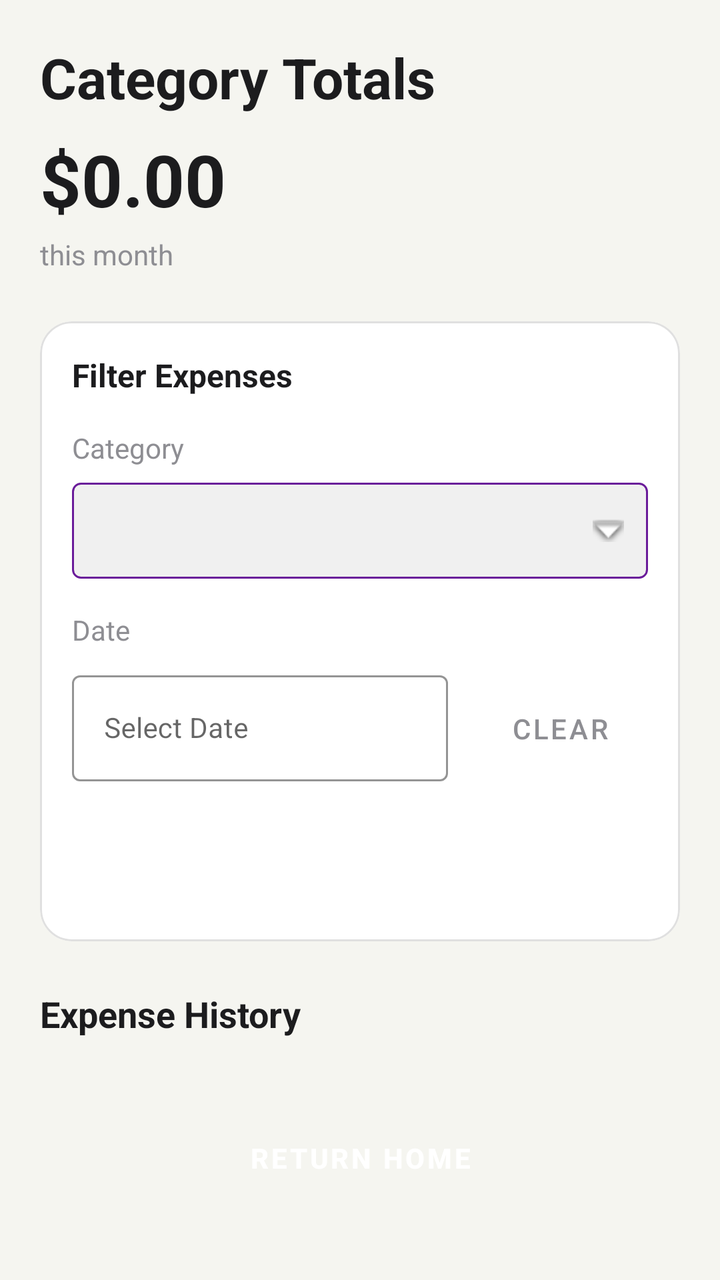
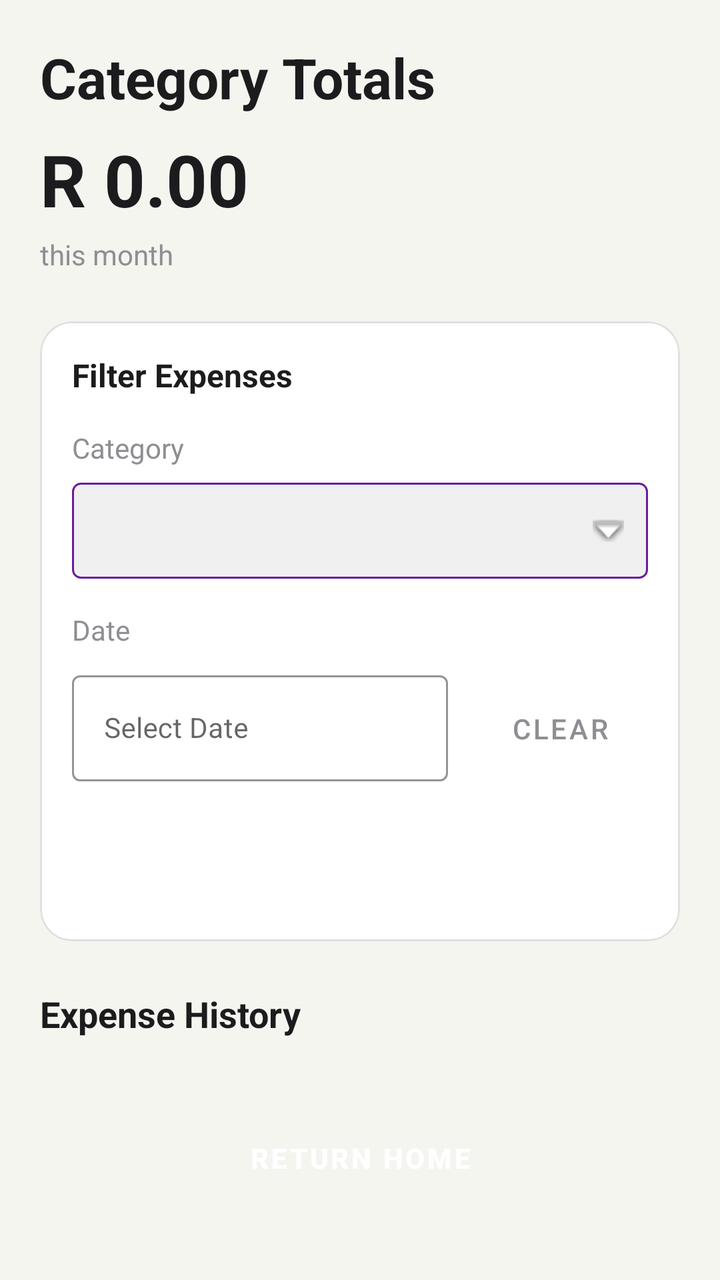

The first picture is an Android layout as it rendered before a commit; the second is the same layout after the commit. The layout source and the unified diff follow.
<!-- AndroidManifest.xml: application theme Theme.HarmonieBudget -->
<!-- res/layout/activity_category_total.xml -->
<?xml version="1.0" encoding="utf-8"?>
<LinearLayout
    xmlns:android="http://schemas.android.com/apk/res/android"
    xmlns:app="http://schemas.android.com/apk/res-auto"
    android:layout_width="match_parent"
    android:layout_height="match_parent"
    android:orientation="vertical"
    android:background="@color/background_light">

    
    <ScrollView
        android:layout_width="match_parent"
        android:layout_height="match_parent"
        android:fillViewport="true"
        android:scrollbars="vertical">

        <LinearLayout
            android:layout_width="match_parent"
            android:layout_height="wrap_content"
            android:orientation="vertical"
            android:padding="20dp"
            android:paddingBottom="32dp">

            
            <TextView
                android:id="@+id/tv_title"
                android:layout_width="wrap_content"
                android:layout_height="wrap_content"
                android:text="@string/category_totals_title"
                android:textColor="@color/text_primary_light"
                android:textSize="28sp"
                android:textStyle="bold"
                android:layout_marginBottom="8dp" />

            
            <TextView
                android:id="@+id/tv_total_amount"
                android:layout_width="wrap_content"
                android:layout_height="wrap_content"
                android:text="$0.00"
                android:textColor="@color/text_primary_light"
                android:textSize="36sp"
                android:textStyle="bold"
                android:layout_marginBottom="4dp" />

            <TextView
                android:layout_width="wrap_content"
                android:layout_height="wrap_content"
                android:text="this month"
                android:textColor="@color/text_secondary_light"
                android:textSize="14sp"
                android:layout_marginBottom="24dp" />

            
            <com.google.android.material.card.MaterialCardView
                android:layout_width="match_parent"
                android:layout_height="wrap_content"
                android:layout_marginBottom="24dp"
                app:cardCornerRadius="16dp"
                app:cardElevation="0dp"
                app:cardBackgroundColor="@color/surface_light"
                app:strokeColor="@color/border_light"
                app:strokeWidth="1dp">

                <LinearLayout
                    android:layout_width="match_parent"
                    android:layout_height="wrap_content"
                    android:orientation="vertical"
                    android:padding="16dp">

                    <TextView
                        android:layout_width="wrap_content"
                        android:layout_height="wrap_content"
                        android:text="@string/filter_expenses_label"
                        android:textSize="16sp"
                        android:textStyle="bold"
                        android:textColor="@color/text_primary_light"
                        android:layout_marginBottom="16dp" />

                    
                    <TextView
                        android:layout_width="wrap_content"
                        android:layout_height="wrap_content"
                        android:text="@string/category_label"
                        android:textSize="14sp"
                        android:textColor="@color/text_secondary_light"
                        android:layout_marginBottom="8dp" />

                    <Spinner
                        android:id="@+id/spinner_filter_category"
                        android:layout_width="match_parent"
                        android:layout_height="48dp"
                        android:layout_marginBottom="16dp"
                        android:background="@drawable/spinner_dropdown_background"
                        android:paddingStart="12dp"
                        android:paddingEnd="12dp" />

                    
                    <TextView
                        android:layout_width="wrap_content"
                        android:layout_height="wrap_content"
                        android:text="@string/date_label"
                        android:textSize="14sp"
                        android:textColor="@color/text_secondary_light"
                        android:layout_marginBottom="8dp" />

                    <LinearLayout
                        android:layout_width="match_parent"
                        android:layout_height="wrap_content"
                        android:orientation="horizontal"
                        android:layout_marginBottom="16dp">

                        <com.google.android.material.textfield.TextInputLayout
                            android:id="@+id/til_filter_date"
                            android:layout_width="0dp"
                            android:layout_height="wrap_content"
                            android:layout_weight="1"
                            android:layout_marginEnd="12dp"
                            style="@style/Widget.MaterialComponents.TextInputLayout.OutlinedBox"
                            app:boxBackgroundColor="@color/surface_light"
                            app:boxStrokeColor="@color/accent_blue">

                            <com.google.android.material.textfield.TextInputEditText
                                android:id="@+id/et_filter_date"
                                android:layout_width="match_parent"
                                android:layout_height="wrap_content"
                                android:hint="@string/select_date_hint"
                                android:textSize="14sp"
                                android:focusable="false"
                                android:focusableInTouchMode="false"
                                android:clickable="true" />
                        </com.google.android.material.textfield.TextInputLayout>

                        
                        <Button
                            android:id="@+id/btn_clear_filter"
                            style="@style/SecondaryButton"
                            android:layout_width="wrap_content"
                            android:layout_height="wrap_content"
                            android:text="@string/clear_button"
                            android:paddingStart="16dp"
                            android:paddingEnd="16dp" />
                    </LinearLayout>

                    
                    <Button
                        android:id="@+id/btn_apply_filter"
                        style="@style/StandardButton"
                        android:layout_width="match_parent"
                        android:layout_height="48dp"
                        android:text="@string/apply_filter_button" />

                </LinearLayout>
            </com.google.android.material.card.MaterialCardView>

            
            <TextView
                android:layout_width="wrap_content"
                android:layout_height="wrap_content"
                android:text="@string/expense_history_label"
                android:textSize="18sp"
                android:textStyle="bold"
                android:textColor="@color/text_primary_light"
                android:layout_marginBottom="12dp" />

            
            <androidx.recyclerview.widget.RecyclerView
                android:id="@+id/rv_expense_history"
                android:layout_width="match_parent"
                android:layout_height="wrap_content"
                android:layout_marginBottom="16dp"
                android:nestedScrollingEnabled="true" />

            
            <Button
                android:id="@+id/btn_return_home"
                style="@style/StandardButton"
                android:layout_width="match_parent"
                android:layout_height="48dp"
                android:layout_marginTop="8dp"
                android:text="@string/return_home" />

        </LinearLayout>
    </ScrollView>
</LinearLayout>
<!-- resources referenced by this layout -->
<resources>
  <color name="accent_blue">#007AFF</color>
  <color name="background_light">#F5F5F0</color>
  <color name="border_light">#E0E0E0</color>
  <color name="surface_light">#FFFFFF</color>
  <color name="text_primary_light">#1C1C1E</color>
  <color name="text_secondary_light">#8E8E93</color>
  <!-- drawable spinner_dropdown_background (drawable) -->
  <?xml version="1.0" encoding="utf-8"?>
  <layer-list xmlns:android="http://schemas.android.com/apk/res/android">
      
      <item>
          <shape android:shape="rectangle">
              <solid android:color="#F0F0F0" />
              <corners android:radius="4dp" />
              <stroke android:width="1dp" android:color="#6A1B9A" />
          </shape>
      </item>
      
      <item
          android:drawable="@android:drawable/arrow_down_float"
          android:gravity="center_vertical|end"
          android:right="12dp" />
  </layer-list>
  <string name="apply_filter_button">Apply Filter</string>
  <string name="category_label">Category</string>
  <string name="category_totals_title">Category Totals</string>
  <string name="clear_button">Clear</string>
  <string name="date_label">Date</string>
  <string name="expense_history_label">Expense History</string>
  <string name="filter_expenses_label">Filter Expenses</string>
  <string name="return_home">Return Home</string>
  <string name="select_date_hint">Select Date</string>
  <style name="SecondaryButton" parent="Widget.MaterialComponents.Button.TextButton">
          <item name="android:backgroundTint">@color/button_secondary_background</item>
          <item name="android:textColor">@color/button_secondary_text</item>
          <item name="android:textSize">14sp</item>
          <item name="android:minHeight">48dp</item>
      </style>
  <style name="StandardButton" parent="Widget.MaterialComponents.Button">
          <item name="android:backgroundTint">@color/button_background_standard</item>
          <item name="android:textColor">@color/button_text_standard</item>
          <item name="android:textSize">14sp</item>
          <item name="android:textStyle">bold</item>
          <item name="android:minHeight">48dp</item>
          <item name="android:minWidth">0dp</item>
          <item name="android:paddingStart">16dp</item>
          <item name="android:paddingEnd">16dp</item>
          <item name="cornerRadius">8dp</item>
      </style>
  <style name="Theme.HarmonieBudget" parent="Theme.MaterialComponents.DayNight.NoActionBar">
  
          
          <item name="colorPrimary">@color/purple_500</item>
  
          
          <item name="colorPrimaryVariant">@color/purple_700</item>
  
          
          <item name="colorSecondary">@color/teal_200</item>
  
          
          <item name="android:windowBackground">@color/background_light</item>
  
          
          <item name="android:textColor">@color/text_primary_light</item>
  
          
          <item name="colorControlNormal">@color/text_secondary_light</item>
          <item name="colorControlActivated">@color/accent_blue</item>
          <item name="colorButtonNormal">@color/button_background_standard</item>
  
          
          <item name="cardViewStyle">@style/CardViewLight</item>
  
      </style>
  <color name="button_secondary_background">#F0F0F0</color>
  <color name="button_secondary_text">#8E8E93</color>
  <color name="button_background_standard">#000000</color>
  <color name="button_text_standard">#FFFFFF</color>
  <color name="purple_500">#FF6200EE</color>
  <color name="purple_700">#FF3700B3</color>
  <color name="teal_200">#FF03DAC5</color>
  <style name="CardViewLight" parent="CardView">
          <item name="cardBackgroundColor">@color/surface_light</item>
          <item name="cardElevation">1dp</item>
          <item name="cardCornerRadius">12dp</item>
      </style>
</resources>

<!-- the commit's change to res/layout/activity_category_total.xml (unified diff, before → after) -->
@@ -7,179 +7,171 @@
     android:orientation="vertical"
     android:background="@color/background_light">
 
-    
-    <ScrollView
+    <LinearLayout
         android:layout_width="match_parent"
-        android:layout_height="match_parent"
-        android:fillViewport="true"
-        android:scrollbars="vertical">
+        android:layout_height="wrap_content"
+        android:orientation="vertical"
+        android:padding="20dp"
+        android:paddingBottom="32dp">
 
-        <LinearLayout
+        
+        <TextView
+            android:id="@+id/tv_title"
+            android:layout_width="wrap_content"
+            android:layout_height="wrap_content"
+            android:text="@string/category_totals_title"
+            android:textColor="@color/text_primary_light"
+            android:textSize="28sp"
+            android:textStyle="bold"
+            android:layout_marginBottom="8dp" />
+
+        
+        <TextView
+            android:id="@+id/tv_total_amount"
+            android:layout_width="wrap_content"
+            android:layout_height="wrap_content"
+            android:text="@string/default_zar_amount"
+            android:textColor="@color/text_primary_light"
+            android:textSize="36sp"
+            android:textStyle="bold"
+            android:layout_marginBottom="4dp" />
+
+        <TextView
+            android:layout_width="wrap_content"
+            android:layout_height="wrap_content"
+            android:text="@string/this_month_label"
+            android:textColor="@color/text_secondary_light"
+            android:textSize="14sp"
+            android:layout_marginBottom="24dp" />
+
+        
+        <com.google.android.material.card.MaterialCardView
             android:layout_width="match_parent"
             android:layout_height="wrap_content"
-            android:orientation="vertical"
-            android:padding="20dp"
-            android:paddingBottom="32dp">
+            android:layout_marginBottom="24dp"
+            app:cardCornerRadius="16dp"
+            app:cardElevation="0dp"
+            app:cardBackgroundColor="@color/surface_light"
+            app:strokeColor="@color/border_light"
+            app:strokeWidth="1dp">
 
-            
-            <TextView
-                android:id="@+id/tv_title"
-                android:layout_width="wrap_content"
-                android:layout_height="wrap_content"
-                android:text="@string/category_totals_title"
-                android:textColor="@color/text_primary_light"
-                android:textSize="28sp"
-                android:textStyle="bold"
-                android:layout_marginBottom="8dp" />
-
-            
-            <TextView
-                android:id="@+id/tv_total_amount"
-                android:layout_width="wrap_content"
-                android:layout_height="wrap_content"
-                android:text="$0.00"
-                android:textColor="@color/text_primary_light"
-                android:textSize="36sp"
-                android:textStyle="bold"
-                android:layout_marginBottom="4dp" />
-
-            <TextView
-                android:layout_width="wrap_content"
-                android:layout_height="wrap_content"
-                android:text="this month"
-                android:textColor="@color/text_secondary_light"
-                android:textSize="14sp"
-                android:layout_marginBottom="24dp" />
-
-            
-            <com.google.android.material.card.MaterialCardView
+            <LinearLayout
                 android:layout_width="match_parent"
                 android:layout_height="wrap_content"
-                android:layout_marginBottom="24dp"
-                app:cardCornerRadius="16dp"
-                app:cardElevation="0dp"
-                app:cardBackgroundColor="@color/surface_light"
-                app:strokeColor="@color/border_light"
-                app:strokeWidth="1dp">
+                android:orientation="vertical"
+                android:padding="16dp">
+
+                <TextView
+                    android:layout_width="wrap_content"
+                    android:layout_height="wrap_content"
+                    android:text="@string/filter_expenses_label"
+                    android:textSize="16sp"
+                    android:textStyle="bold"
+                    android:textColor="@color/text_primary_light"
+                    android:layout_marginBottom="16dp" />
+
+                
+                <TextView
+                    android:layout_width="wrap_content"
+                    android:layout_height="wrap_content"
+                    android:text="@string/category_label"
+                    android:textSize="14sp"
+                    android:textColor="@color/text_secondary_light"
+                    android:layout_marginBottom="8dp" />
+
+                <Spinner
+                    android:id="@+id/spinner_filter_category"
+                    android:layout_width="match_parent"
+                    android:layout_height="48dp"
+                    android:layout_marginBottom="16dp"
+                    android:background="@drawable/spinner_dropdown_background"
+                    android:paddingStart="12dp"
+                    android:paddingEnd="12dp" />
+
+                
+                <TextView
+                    android:layout_width="wrap_content"
+                    android:layout_height="wrap_content"
+                    android:text="@string/date_label"
+                    android:textSize="14sp"
+                    android:textColor="@color/text_secondary_light"
+                    android:layout_marginBottom="8dp" />
 
                 <LinearLayout
                     android:layout_width="match_parent"
                     android:layout_height="wrap_content"
-                    android:orientation="vertical"
-                    android:padding="16dp">
+                    android:orientation="horizontal"
+                    android:layout_marginBottom="16dp">
 
-                    <TextView
-                        android:layout_width="wrap_content"
+                    <com.google.android.material.textfield.TextInputLayout
+                        android:id="@+id/til_filter_date"
+                        android:layout_width="0dp"
                         android:layout_height="wrap_content"
-                        android:text="@string/filter_expenses_label"
-                        android:textSize="16sp"
-                        android:textStyle="bold"
-                        android:textColor="@color/text_primary_light"
-                        android:layout_marginBottom="16dp" />
+                        android:layout_weight="1"
+                        android:layout_marginEnd="12dp"
+                        style="@style/Widget.MaterialComponents.TextInputLayout.OutlinedBox"
+                        app:boxBackgroundColor="@color/surface_light"
+                        app:boxStrokeColor="@color/accent_blue">
 
-                    
-                    <TextView
-                        android:layout_width="wrap_content"
-                        android:layout_height="wrap_content"
-                        android:text="@string/category_label"
-                        android:textSize="14sp"
-                        android:textColor="@color/text_secondary_light"
-                        android:layout_marginBottom="8dp" />
-
-                    <Spinner
-                        android:id="@+id/spinner_filter_category"
-                        android:layout_width="match_parent"
-                        android:layout_height="48dp"
-                        android:layout_marginBottom="16dp"
-                        android:background="@drawable/spinner_dropdown_background"
-                        android:paddingStart="12dp"
-                        android:paddingEnd="12dp" />
-
-                    
-                    <TextView
-                        android:layout_width="wrap_content"
-                        android:layout_height="wrap_content"
-                        android:text="@string/date_label"
-                        android:textSize="14sp"
-                        android:textColor="@color/text_secondary_light"
-                        android:layout_marginBottom="8dp" />
-
-                    <LinearLayout
-                        android:layout_width="match_parent"
-                        android:layout_height="wrap_content"
-                        android:orientation="horizontal"
-                        android:layout_marginBottom="16dp">
-
-                        <com.google.android.material.textfield.TextInputLayout
-                            android:id="@+id/til_filter_date"
-                            android:layout_width="0dp"
+                        <com.google.android.material.textfield.TextInputEditText
+                            android:id="@+id/et_filter_date"
+                            android:layout_width="match_parent"
                             android:layout_height="wrap_content"
-                            android:layout_weight="1"
-                            android:layout_marginEnd="12dp"
-                            style="@style/Widget.MaterialComponents.TextInputLayout.OutlinedBox"
-                            app:boxBackgroundColor="@color/surface_light"
-                            app:boxStrokeColor="@color/accent_blue">
-
-                            <com.google.android.material.textfield.TextInputEditText
-                                android:id="@+id/et_filter_date"
-                                android:layout_width="match_parent"
-                                android:layout_height="wrap_content"
-                                android:hint="@string/select_date_hint"
-                                android:textSize="14sp"
-                                android:focusable="false"
-                                android:focusableInTouchMode="false"
-                                android:clickable="true" />
-                        </com.google.android.material.textfield.TextInputLayout>
-
-                        
-                        <Button
-                            android:id="@+id/btn_clear_filter"
-                            style="@style/SecondaryButton"
-                            android:layout_width="wrap_content"
-                            android:layout_height="wrap_content"
-                            android:text="@string/clear_button"
-                            android:paddingStart="16dp"
-                            android:paddingEnd="16dp" />
-                    </LinearLayout>
+                            android:hint="@string/select_date_hint"
+                            android:textSize="14sp"
+                            android:focusable="false"
+                            android:focusableInTouchMode="false"
+                            android:clickable="true" />
+                    </com.google.android.material.textfield.TextInputLayout>
 
                     
                     <Button
-                        android:id="@+id/btn_apply_filter"
-                        style="@style/StandardButton"
-                        android:layout_width="match_parent"
-                        android:layout_height="48dp"
-                        android:text="@string/apply_filter_button" />
+                        android:id="@+id/btn_clear_filter"
+                        style="@style/SecondaryButton"
+                        android:layout_width="wrap_content"
+                        android:layout_height="wrap_content"
+                        android:text="@string/clear_button"
+                        android:paddingStart="16dp"
+                        android:paddingEnd="16dp" />
+                </LinearLayout>
 
-                </LinearLayout>
-            </com.google.android.material.card.MaterialCardView>
+                
+                <Button
+                    android:id="@+id/btn_apply_filter"
+                    style="@style/StandardButton"
+                    android:layout_width="match_parent"
+                    android:layout_height="48dp"
+                    android:text="@string/apply_filter_button" />
 
-            
-            <TextView
-                android:layout_width="wrap_content"
-                android:layout_height="wrap_content"
-                android:text="@string/expense_history_label"
-                android:textSize="18sp"
-                android:textStyle="bold"
-                android:textColor="@color/text_primary_light"
-                android:layout_marginBottom="12dp" />
+            </LinearLayout>
+        </com.google.android.material.card.MaterialCardView>
 
-            
-            <androidx.recyclerview.widget.RecyclerView
-                android:id="@+id/rv_expense_history"
-                android:layout_width="match_parent"
-                android:layout_height="wrap_content"
-                android:layout_marginBottom="16dp"
-                android:nestedScrollingEnabled="true" />
+        
+        <TextView
+            android:layout_width="wrap_content"
+            android:layout_height="wrap_content"
+            android:text="@string/expense_history_label"
+            android:textSize="18sp"
+            android:textStyle="bold"
+            android:textColor="@color/text_primary_light"
+            android:layout_marginBottom="12dp" />
 
-            
-            <Button
-                android:id="@+id/btn_return_home"
-                style="@style/StandardButton"
-                android:layout_width="match_parent"
-                android:layout_height="48dp"
-                android:layout_marginTop="8dp"
-                android:text="@string/return_home" />
+        
+        <androidx.recyclerview.widget.RecyclerView
+            android:id="@+id/rv_expense_history"
+            android:layout_width="match_parent"
+            android:layout_height="wrap_content"
+            android:layout_marginBottom="16dp"
+            android:nestedScrollingEnabled="true" />
 
-        </LinearLayout>
-    </ScrollView>
+        
+        <Button
+            android:id="@+id/btn_return_home"
+            style="@style/StandardButton"
+            android:layout_width="match_parent"
+            android:layout_height="48dp"
+            android:layout_marginTop="8dp"
+            android:text="@string/return_home" />
+
+    </LinearLayout>
 </LinearLayout>
<!-- resource entries referenced after the edit -->
@@ -28,10 +28,12 @@
   <string name="category_totals_title">Category Totals</string>
   <string name="clear_button">Clear</string>
   <string name="date_label">Date</string>
+  <string name="default_zar_amount">R 0.00</string>
   <string name="expense_history_label">Expense History</string>
   <string name="filter_expenses_label">Filter Expenses</string>
   <string name="return_home">Return Home</string>
   <string name="select_date_hint">Select Date</string>
+  <string name="this_month_label">this month</string>
   <style name="SecondaryButton" parent="Widget.MaterialComponents.Button.TextButton">
           <item name="android:backgroundTint">@color/button_secondary_background</item>
           <item name="android:textColor">@color/button_secondary_text</item>
